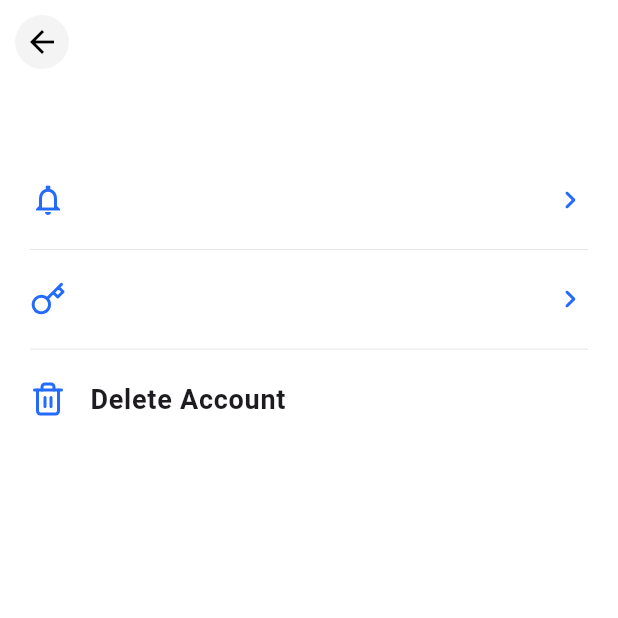
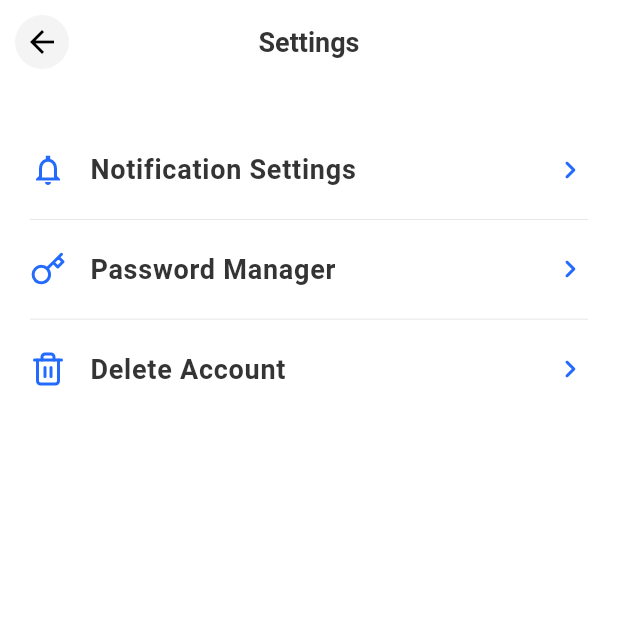
Before and after one commit to pavan6476252/flutter_river_pod_templet, a Flutter app: the SettingsView screen opened by its route, on a phone screen of 412 x 824 dp, the top half of it. Run offline on Flutter 3.47's test engine with Material 2 defaults, Android fonts, the phone set to English and light mode, and no system bars; our stand-ins replace flutter_rating_bar, flutter_riverpod, flutter_svg, fpdart, go_router, image_picker and 2 more.

```diff
--- /dev/null
+++ b/lib/src/commons/widgets/custom_list_tile.dart
@@ -0,0 +1,39 @@
+import 'package:flutter/material.dart';
+import 'package:flutter_riverpod_base/src/res/colors.dart';
+import 'package:flutter_riverpod_base/src/utils/custom_extension_methods.dart';
+
+class CustomListTile extends StatelessWidget {
+  final Widget leadingIcon;
+  final Widget title;
+  final Widget? tailingIcon;
+  final VoidCallback onTap;
+  final bool enableBottom;
+
+  const CustomListTile({
+    Key? key,
+    required this.leadingIcon,
+    required this.title,
+    this.tailingIcon,
+    required this.onTap,
+    this.enableBottom = true,
+  }) : super(key: key);
+
+  @override
+  Widget build(BuildContext context) {
+    return Container(
+        margin: const EdgeInsets.symmetric(horizontal: 20),
+        decoration: BoxDecoration(
+            border: enableBottom
+                ? Border(
+                    bottom: BorderSide(
+                        color: ColorAssets.lightGray.withOpacity(0.3),
+                        width: 0.5))
+                : null),
+        child: ListTile(
+          contentPadding: const EdgeInsets.symmetric(vertical: 5),
+          leading: leadingIcon,
+          title: title,
+          trailing: tailingIcon,
+        )).onTap(onTap);
+  }
+}
--- a/lib/src/feature/settings/view/settings_view.dart
+++ b/lib/src/feature/settings/view/settings_view.dart
@@ -1,5 +1,7 @@
 import 'package:flutter/material.dart';
+import 'package:flutter_riverpod_base/src/commons/widgets/custom_list_tile.dart';
 import 'package:flutter_riverpod_base/src/feature/profile/views/edit_profile_info.dart';
+import 'package:flutter_riverpod_base/src/feature/settings/widgets/delete_account_alert.dart';
 import 'package:flutter_riverpod_base/src/res/assets.dart';
 import 'package:flutter_svg/flutter_svg.dart';
 import 'package:go_router/go_router.dart';
@@ -26,12 +28,7 @@ class _SettingsViewState extends State<SettingsView> {
               pinned: true, floating: true, delegate: SliverHomeHeader()),
           SliverList(
             delegate: SliverChildListDelegate([
-            SizedBox(height: 20),
-            // profile
-
-            // options
-            _optionBuilder(
-                context: context,
+              CustomListTile(
                 leadingIcon: Icon(
                   Icons.notifications_none_sharp,
                   color: ColorAssets.primaryBlue,
@@ -41,13 +38,14 @@ class _SettingsViewState extends State<SettingsView> {
                   style: TextStyle(
                     fontWeight: FontWeight.w600,
                     fontSize: 18,
-                      color: ColorAssets.blackFaded),
+                    color: ColorAssets.blackFaded,
+                  ),
                 ),
                 tailingIcon: Icon(Icons.chevron_right_rounded,
                     color: ColorAssets.primaryBlue),
-                onTap: () {}),
-            _optionBuilder(
-                context: context,
+                onTap: () {},
+              ),
+              CustomListTile(
                 leadingIcon: SvgPicture.asset(
                   ImageAssets.key,
                   colorFilter: ColorFilter.mode(
@@ -58,14 +56,14 @@ class _SettingsViewState extends State<SettingsView> {
                   style: TextStyle(
                     fontWeight: FontWeight.w600,
                     fontSize: 18,
-                      color: ColorAssets.blackFaded),
+                    color: ColorAssets.blackFaded,
+                  ),
                 ),
                 tailingIcon: Icon(Icons.chevron_right_rounded,
                     color: ColorAssets.primaryBlue),
-                onTap: () {}),
-
-            _optionBuilder(
-                context: context,
+                onTap: () {},
+              ),
+              CustomListTile(
                 leadingIcon: SvgPicture.asset(
                   ImageAssets.trash2,
                   colorFilter: ColorFilter.mode(
@@ -76,39 +74,29 @@ class _SettingsViewState extends State<SettingsView> {
                   style: TextStyle(
                     fontWeight: FontWeight.w600,
                     fontSize: 18,
+                    color: ColorAssets.blackFaded,
                   ),
                 ),
-                onTap: () {},
-                enableBottom: false),
-          ]))
+                onTap: () {
+                  _showAccountDeleteAlert(context);
+                },
+                enableBottom: false,
+                tailingIcon: Icon(Icons.chevron_right_rounded,
+                    color: ColorAssets.primaryBlue),
+              ),
+            ]),
+          ),
         ],
       ),
     );
   }
 
-  _optionBuilder({
-    required VoidCallback onTap,
-    required BuildContext context,
-    required Widget leadingIcon,
-    required Widget title,
-    Widget? tailingIcon,
-    bool enableBottom = true,
-  }) {
-    return Container(
-        margin: EdgeInsets.symmetric(horizontal: 20),
-        decoration: BoxDecoration(
-            border: enableBottom
-                ? Border(
-                    bottom: BorderSide(
-                        color: ColorAssets.lightGray.withOpacity(0.3),
-                        width: 0.5))
-                : null),
-        child: ListTile(
-          contentPadding: EdgeInsets.symmetric(vertical: 5),
-          leading: leadingIcon,
-          title: title,
-          trailing: tailingIcon,
-        ));
+  void _showAccountDeleteAlert(BuildContext context) {
+    showDialog(
+        context: context,
+        builder: (BuildContext context) {
+          return DeleteAccountAlertModel();
+        });
   }
 }
 
@@ -127,7 +115,7 @@ class SliverHomeHeader extends SliverPersistentHeaderDelegate {
       ),
       centerTitle: true,
       leading: Padding(
-        padding: EdgeInsets.symmetric(horizontal: 10),
+        padding: const EdgeInsets.symmetric(horizontal: 10),
         child: GestureDetector(
           onTap: () {
             context.pop();
--- a/lib/src/res/colors.dart
+++ b/lib/src/res/colors.dart
@@ -5,9 +5,9 @@ class ColorAssets {
   static Color primaryBlue = const Color.fromRGBO(36, 107, 253, 1);
   static Color black = const Color.fromARGB(255, 0, 0, 0);
 
-  static Color blackFaded = const Color.fromARGB(0, 52, 52, 52);
+  static Color blackFaded = Color.fromARGB(255, 52, 52, 52);
 
-  static Color transparent = const Color.fromRGBO(52, 52, 52, 1);
+  static Color transparent = Color.fromARGB(0, 52, 52, 52);
 
   static Color lightGray = const Color.fromRGBO(147, 147, 147, 1);
   static Color white = const Color.fromRGBO(255, 255, 255, 1);
```
Also changed, not shown: lib/src/feature/settings/widgets/delete_account_alert.dart (added, +102 -0 lines), lib/src/utils/custom_extension_methods.dart (+9 -0 lines). Lines whose indentation alone changed are shown as unchanged.
